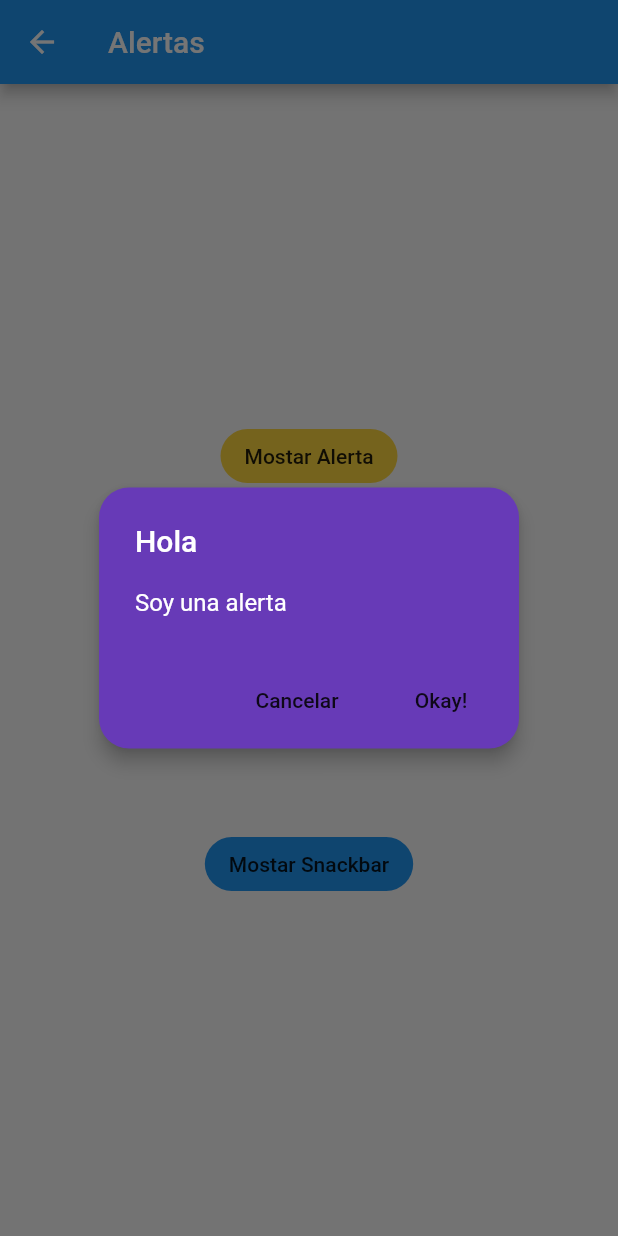
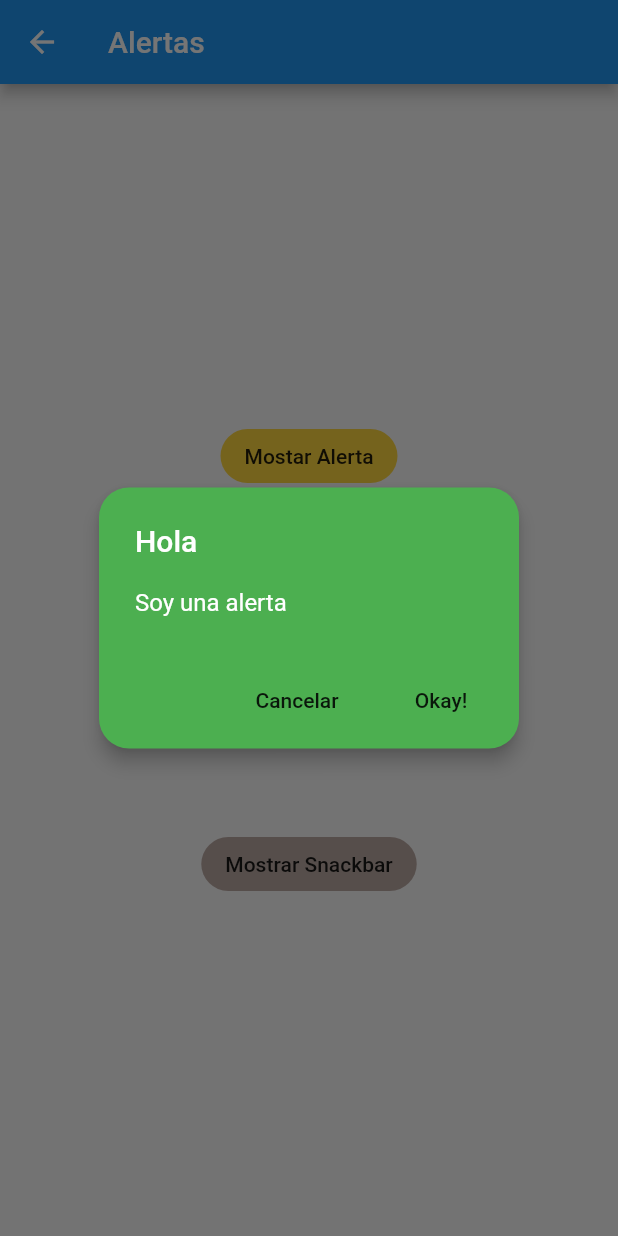
Before and after one commit to susancerc/act6_android, a Flutter app: the AlertPage screen opened by its route, after a tap on "Mostar Alerta", on a phone screen of 412 x 824 dp. Run offline on Flutter 3.47's test engine with Material 2 defaults, Android fonts, the phone set to English and light mode, and no system bars.

Commit message:
Update alert_page.dart

```diff
--- a/lib/src/pages/alert_page.dart
+++ b/lib/src/pages/alert_page.dart
@@ -24,13 +24,13 @@ class AlertPage extends StatelessWidget {
             ),
             FlatButton(
               shape: RoundedRectangleBorder(borderRadius: BorderRadius.circular(20)),
-              color: Colors.blue,
+              color: Colors.brown[200],
               onPressed: () {
                 key.currentState.showSnackBar(SnackBar(
-                  content: Text('Hola, soy una Snacbar'),
+                  content: Text('Hola, acabas de presionar el snackbar'),
                 ));
               },
-              child: Text('Mostar Snackbar'),
+              child: Text('Mostrar Snackbar'),
             )
           ],
         ),
@@ -56,7 +56,7 @@ class AlertPage extends StatelessWidget {
           onPressed: () {
             Navigator.pop(context);
           },
-          child: Text('Okay!'),
+          child: Text('Arre arre'),
         )
       ],
     );
@@ -66,7 +66,7 @@ class AlertPage extends StatelessWidget {
     return AlertDialog(
       title: Text('Hola', style: TextStyle(color: Colors.white)),
       elevation: 5,
-      backgroundColor: Colors.deepPurple,
+      backgroundColor: Colors.green,
       shape: RoundedRectangleBorder(borderRadius: BorderRadius.circular(20)),
       content: Text('Soy una alerta', style: TextStyle(color: Colors.white)),
       actions: <Widget>[
```
